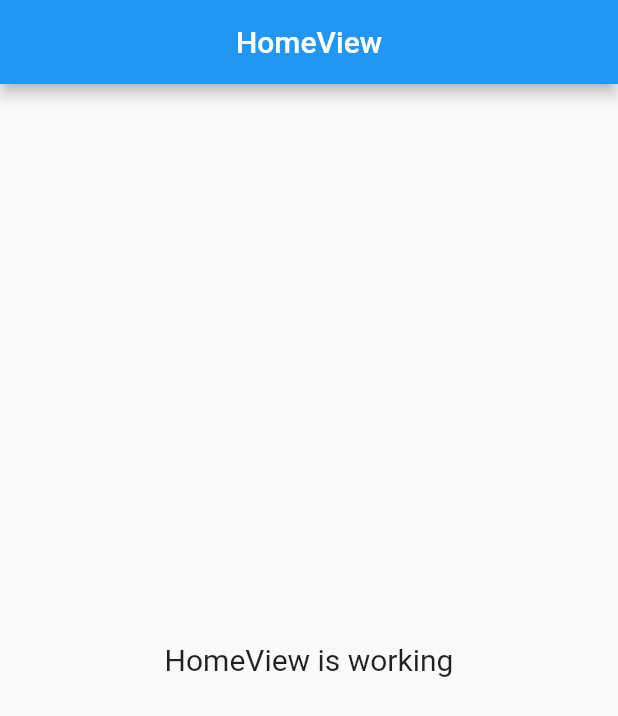
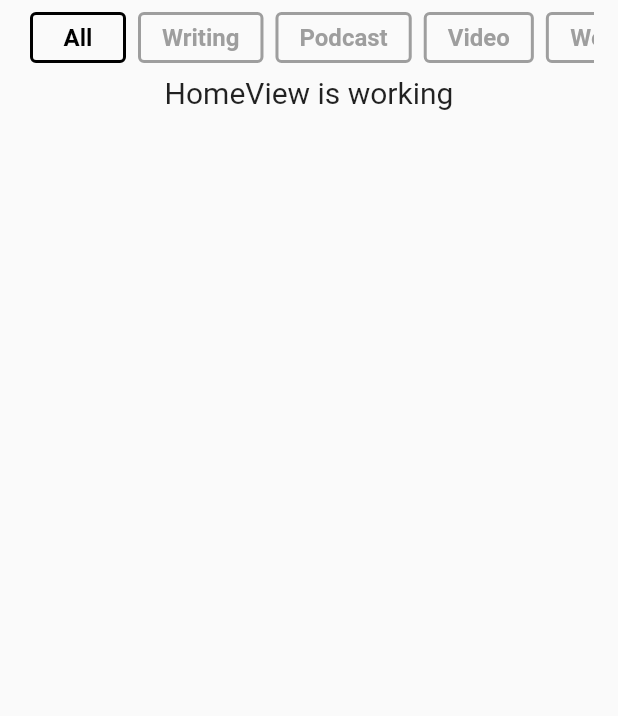
Before and after one commit to rsyd29/flutter_pulodev_getx, a Flutter app: the screen it shows after launch, on a phone screen of 412 x 824 dp. Shown: the top 716 px of the screen. Run offline on Flutter 3.47's test engine with Material 2 defaults, Android fonts, the phone set to English and light mode, and no system bars; our stand-ins replace flutter_spinkit, flutter_svg, get, google_fonts; Roboto replaces fonts that are missing (Overpass).

Commit message:
Create Filter Category Media

```diff
--- /dev/null
+++ b/lib/app/core/values/app_color.dart
@@ -0,0 +1 @@
+class AppColor {}
--- a/lib/app/modules/home/bindings/home_binding.dart
+++ b/lib/app/modules/home/bindings/home_binding.dart
@@ -1,10 +1,15 @@
 import 'package:get/get.dart';
+
+import 'package:flutter_pulodev_getx/app/modules/home/controllers/filter_category_controller.dart';
 
 import '../controllers/home_controller.dart';
 
 class HomeBinding extends Bindings {
   @override
   void dependencies() {
+    Get.lazyPut<FilterCategoryController>(
+      () => FilterCategoryController(),
+    );
     Get.lazyPut<HomeController>(
       () => HomeController(),
     );
--- /dev/null
+++ b/lib/app/modules/home/controllers/filter_category_controller.dart
@@ -0,0 +1,22 @@
+import 'package:get/get.dart';
+
+enum Media {
+  all,
+  writing,
+  podcast,
+  video,
+  web,
+}
+
+class FilterCategoryController extends GetxController with StateMixin<String> {
+  @override
+  void onInit() {
+    super.onInit();
+    change(Media.all.name, status: RxStatus.success());
+  }
+
+  void changeFilterByMedia(String filtering) => change(
+        filtering,
+        status: RxStatus.success(),
+      );
+}
--- /dev/null
+++ b/lib/app/modules/home/providers/home_provider.dart
@@ -0,0 +1,8 @@
+import 'package:get/get.dart';
+
+class HomeProvider extends GetConnect {
+  @override
+  void onInit() {
+    httpClient.baseUrl = 'YOUR-API-URL';
+  }
+}
--- a/lib/app/modules/home/views/home_view.dart
+++ b/lib/app/modules/home/views/home_view.dart
@@ -2,21 +2,71 @@ import 'package:flutter/material.dart';
 
 import 'package:get/get.dart';
 
+import '../controllers/filter_category_controller.dart';
 import '../controllers/home_controller.dart';
 
 class HomeView extends GetView<HomeController> {
-  const HomeView({Key? key}) : super(key: key);
+  HomeView({Key? key}) : super(key: key);
+  final filterCategoryC = Get.find<FilterCategoryController>();
+
   @override
   Widget build(BuildContext context) {
-    return Scaffold(
-      appBar: AppBar(
-        title: const Text('HomeView'),
-        centerTitle: true,
-      ),
-      body: Center(
-        child: Text(
-          'HomeView is working',
-          style: TextStyle(fontSize: 20),
+    return SafeArea(
+      child: Scaffold(
+        body: Padding(
+          padding: const EdgeInsets.symmetric(horizontal: 16.0),
+          child: Column(
+            children: [
+              filterCategoryC.obx(
+                (state) => (state != null)
+                    ? SizedBox(
+                        height: 50.0,
+                        child: ListView.builder(
+                          scrollDirection: Axis.horizontal,
+                          itemCount: Media.values.length,
+                          itemBuilder: (context, index) {
+                            var data = Media.values[index];
+                            return Container(
+                              margin: const EdgeInsets.symmetric(
+                                horizontal: 4.0,
+                                vertical: 8.0,
+                              ),
+                              child: OutlinedButton(
+                                style: OutlinedButton.styleFrom(
+                                  side: BorderSide(
+                                    color: state.contains(data.name)
+                                        ? Colors.black
+                                        : Colors.grey,
+                                    width: 2,
+                                  ),
+                                ),
+                                onPressed: () => filterCategoryC
+                                    .changeFilterByMedia(data.name),
+                                child: Text(
+                                  data.name.capitalizeFirst!,
+                                  style: TextStyle(
+                                    color: state.contains(data.name)
+                                        ? Colors.black
+                                        : Colors.grey,
+                                    fontSize: 16.0,
+                                    fontWeight: FontWeight.bold,
+                                  ),
+                                ),
+                              ),
+                            );
+                          },
+                        ),
+                      )
+                    : const SizedBox.shrink(),
+              ),
+              Center(
+                child: Text(
+                  'HomeView is working',
+                  style: TextStyle(fontSize: 20),
+                ),
+              ),
+            ],
+          ),
         ),
       ),
     );
--- a/lib/app/routes/app_pages.dart
+++ b/lib/app/routes/app_pages.dart
@@ -15,7 +15,7 @@ class AppPages {
   static final routes = [
     GetPage(
       name: _Paths.HOME,
-      page: () => const HomeView(),
+      page: () => HomeView(),
       binding: HomeBinding(),
     ),
     GetPage(
--- a/lib/main.dart
+++ b/lib/main.dart
@@ -8,6 +8,7 @@ import 'app/routes/app_pages.dart';
 void main() {
   runApp(
     GetMaterialApp(
+      debugShowCheckedModeBanner: false,
       title: "Application",
       initialRoute: AppPages.INITIAL,
       getPages: AppPages.routes,
```
Also changed, not shown: lib/app/core/theme/app_theme.dart (added), lib/app/core/values/app_string.dart (added).
